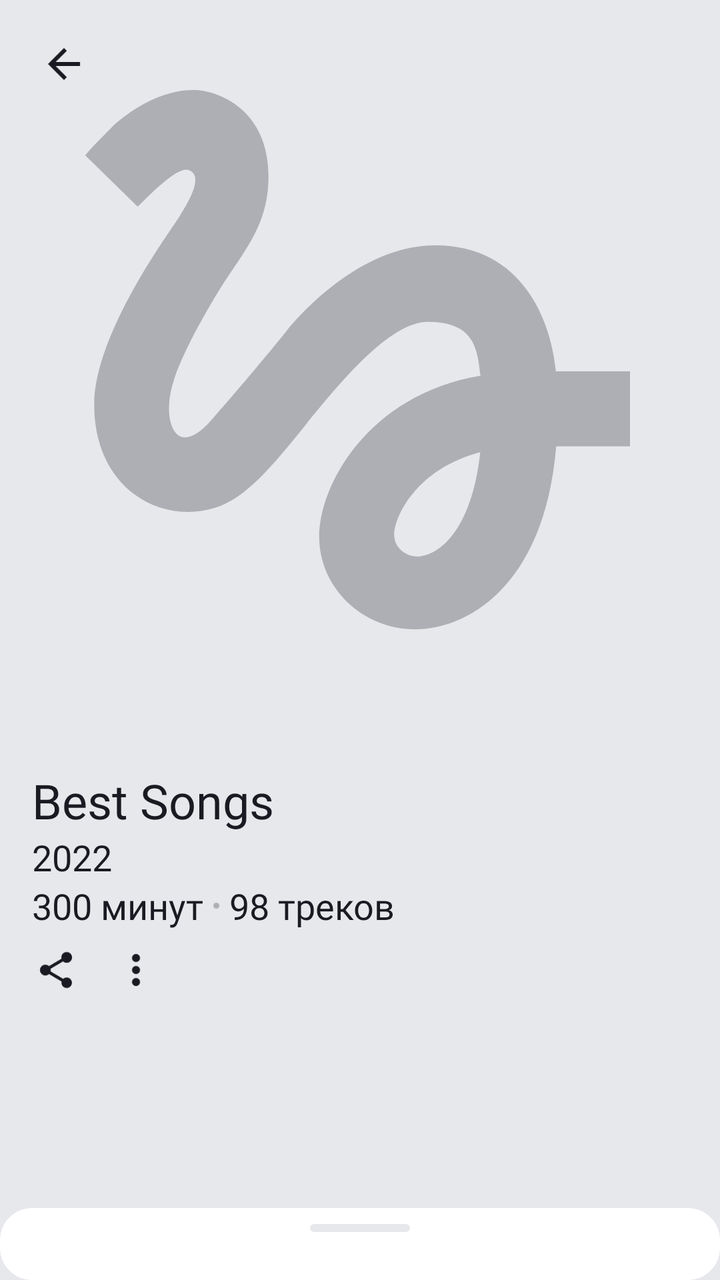
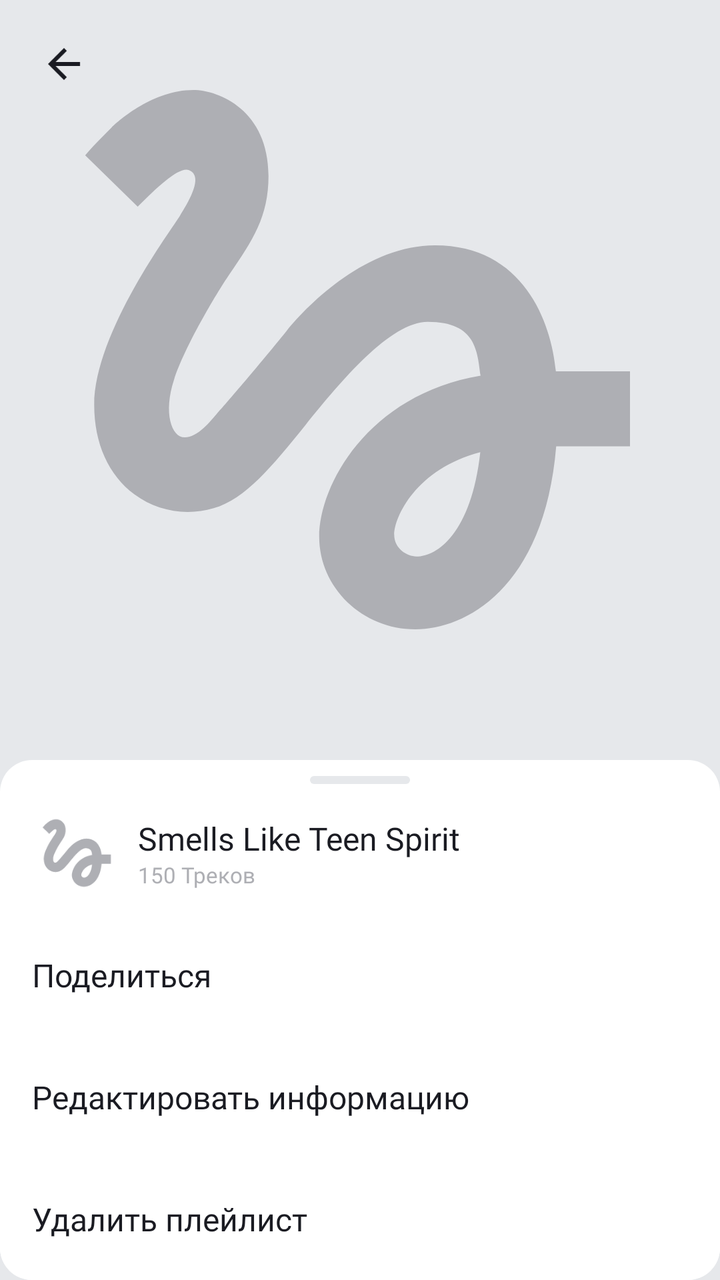

Two renders of the same Android screen: before a commit and after it. Below are the layout's source before the change and the commit's diff.
<!-- AndroidManifest.xml: application theme Theme.MaterialComponents.DayNight.NoActionBar -->
<!-- res/layout/fragment_playlist_inside.xml -->
<?xml version="1.0" encoding="utf-8"?>
<androidx.coordinatorlayout.widget.CoordinatorLayout
    xmlns:android="http://schemas.android.com/apk/res/android"
    xmlns:app="http://schemas.android.com/apk/res-auto"
    xmlns:tools="http://schemas.android.com/tools"
    android:orientation="vertical"
    android:layout_width="match_parent"
    android:layout_height="match_parent">
    <androidx.constraintlayout.widget.ConstraintLayout
        android:layout_width="match_parent"
        android:layout_height="match_parent"
        android:background="@color/yp_light_grey">


        <ImageView
            android:scaleType="centerCrop"
            android:id="@+id/imageView"
            android:layout_width="match_parent"
            android:layout_height="0dp"
            android:maxHeight="360dp"
            android:src="@drawable/bigplaceholder"
            app:layout_constraintDimensionRatio="h,1:1"
            app:layout_constraintEnd_toEndOf="parent"
            app:layout_constraintStart_toStartOf="parent"
            app:layout_constraintTop_toTopOf="parent" />

        <com.google.android.material.appbar.MaterialToolbar
            android:id="@+id/tool_bar"
            style="@style/Toolbar.TitleText"
            android:layout_width="wrap_content"
            android:layout_height="wrap_content"
            app:titleTextAppearance="@style/Toolbar.TitleText"
            android:padding="4dp"
            app:layout_constraintStart_toStartOf="parent"
            app:layout_constraintTop_toTopOf="parent"
            app:navigationIcon="@drawable/arrow_back">
        </com.google.android.material.appbar.MaterialToolbar>

        <TextView
            android:id="@+id/textName"
            android:textColor="@color/YPblack"
            android:layout_width="match_parent"
            android:layout_height="wrap_content"
            android:layout_marginTop="24dp"
            android:layout_marginHorizontal="16dp"
            android:fontFamily="@font/ys_display_bold"
            android:text="Best Songs"
            android:textSize="24sp"
            app:layout_constraintEnd_toEndOf="parent"
            app:layout_constraintStart_toStartOf="parent"
            app:layout_constraintTop_toBottomOf="@+id/imageView" />

        <TextView
            android:id="@+id/textYear"
            android:textColor="@color/YPblack"
            android:layout_width="match_parent"
            android:layout_height="wrap_content"
            android:layout_marginHorizontal="16dp"
            android:fontFamily="@font/ys_display_regular"
            android:text="2022"
            android:textSize="18sp"
            app:layout_constraintEnd_toEndOf="parent"
            app:layout_constraintStart_toStartOf="parent"
            app:layout_constraintTop_toBottomOf="@+id/textName" />

        <TextView
            android:id="@+id/textMinutes"
            android:textColor="@color/YPblack"
            android:layout_width="wrap_content"
            android:layout_height="wrap_content"
            android:layout_marginHorizontal="16dp"
            android:fontFamily="@font/ys_display_regular"
            android:text="300 минут"
            android:drawableEnd="@drawable/point"
            android:textSize="18sp"
            app:layout_constraintStart_toStartOf="parent"
            app:layout_constraintTop_toBottomOf="@+id/textYear" />

        <TextView
            android:id="@+id/textCountOfTracks"
            android:textColor="@color/YPblack"
            android:layout_width="wrap_content"
            android:layout_height="wrap_content"
            android:fontFamily="@font/ys_display_regular"
            android:text="98 треков"
            android:textSize="18sp"
            app:layout_constraintStart_toEndOf="@+id/textMinutes"
            app:layout_constraintTop_toBottomOf="@+id/textYear" />

        <ImageView
            android:id="@+id/btbShare"
            android:layout_width="wrap_content"
            android:layout_height="wrap_content"
            android:src="@drawable/share_black"
            android:layout_marginStart="16dp"
            android:layout_marginTop="8dp"
            app:layout_constraintStart_toStartOf="parent"
            app:layout_constraintTop_toBottomOf="@+id/textMinutes" />

        <ImageView
            android:id="@+id/btnPoints"
            android:layout_width="wrap_content"
            android:layout_height="wrap_content"
            android:src="@drawable/three_points"
            android:layout_marginStart="16dp"
            android:layout_marginTop="8dp"
            app:layout_constraintStart_toEndOf="@id/btbShare"
            app:layout_constraintTop_toBottomOf="@+id/textMinutes" />



    </androidx.constraintlayout.widget.ConstraintLayout>

    <LinearLayout
        android:id="@+id/standard_bottom_sheet"
        android:layout_width="match_parent"
        android:layout_height="wrap_content"
        android:background="@drawable/bottom_sheet"
        android:orientation="vertical"
        android:paddingHorizontal="16dp"
        app:behavior_hideable="false"
        app:behavior_peekHeight="220dp"
        app:layout_behavior="com.google.android.material.bottomsheet.BottomSheetBehavior">

        <View
            android:layout_width="50dp"
            android:layout_height="4dp"
            android:layout_gravity="center"
            android:layout_marginTop="8dp"
            android:background="@drawable/rounder" />

        <androidx.recyclerview.widget.RecyclerView
            android:id="@+id/recycle"
            android:layout_marginTop="24dp"
            android:visibility="visible"
            android:layout_width="wrap_content"
            android:layout_height="wrap_content"
            />
    </LinearLayout>

</androidx.coordinatorlayout.widget.CoordinatorLayout>
<!-- resources referenced by this layout -->
<resources>
  <color name="YPblack">#1A1B22</color>
  <color name="yp_light_grey">#E6E8EB</color>
  <!-- drawable arrow_back (drawable) -->
  <vector xmlns:android="http://schemas.android.com/apk/res/android"
      android:width="24dp"
      android:height="24dp"
      android:viewportWidth="24"
      android:viewportHeight="24">
    <group>
      <clip-path
          android:pathData="M0,0h24v24h-24z"/>
      <path
          android:pathData="M20,11H7.83L13.42,5.41L12,4L4,12L12,20L13.41,18.59L7.83,13H20V11Z"
          android:fillColor="#1A1B22"/>
    </group>
  </vector>
  <!-- drawable bottom_sheet (drawable) -->
  <?xml version="1.0" encoding="utf-8"?>
  <shape xmlns:android="http://schemas.android.com/apk/res/android">
  
      <corners android:radius="16dp"/>
      <solid android:color="@color/white"/>
  </shape>
  <!-- drawable point (drawable) -->
  <vector xmlns:android="http://schemas.android.com/apk/res/android"
      android:width="13dp"
      android:height="13dp"
      android:viewportWidth="13"
      android:viewportHeight="13">
    <path
        android:pathData="M6.5,6.5m-1.5,0a1.5,1.5 0,1 1,3 0a1.5,1.5 0,1 1,-3 0"
        android:fillColor="#AEAFB4"/>
  </vector>
  <!-- drawable rounder (drawable) -->
  <?xml version="1.0" encoding="utf-8"?>
  <shape xmlns:android="http://schemas.android.com/apk/res/android">
      <solid android:color="@color/yp_light_grey"/>
      <corners android:radius="44dp"/>
      <size android:width="50dp"
          android:height="4dp"/>
  
  </shape>
  <style name="Toolbar.TitleText" parent="TextAppearance.Widget.AppCompat.Toolbar.Title">
          <item name="android:textSize">22sp</item>
          <item name="fontFamily">@font/ys_display_medium</item>
          <item name="android:textColor">@color/YPblack</item>
          <item name="navigationIconTint">@color/YPblack</item>
      </style>
  <color name="white">#FFFFFFFF</color>
  <!-- unchanged entries left out for length: 3 -->
</resources>

<!-- the commit's change to res/layout/fragment_playlist_inside.xml (unified diff, before → after) -->
@@ -111,6 +111,9 @@
 
     </androidx.constraintlayout.widget.ConstraintLayout>
 
+
+
+
     <LinearLayout
         android:id="@+id/standard_bottom_sheet"
         android:layout_width="match_parent"
@@ -138,4 +141,101 @@
             />
     </LinearLayout>
 
+    <LinearLayout
+        android:id="@+id/setting_bottom_sheet"
+        android:layout_width="match_parent"
+        android:layout_height="wrap_content"
+        android:background="@drawable/bottom_sheet"
+        android:orientation="vertical"
+        android:paddingHorizontal="16dp"
+        app:behavior_hideable="true"
+        app:behavior_peekHeight="460dp"
+        app:layout_behavior="com.google.android.material.bottomsheet.BottomSheetBehavior">
+
+        <View
+            android:layout_width="50dp"
+            android:layout_height="4dp"
+            android:layout_gravity="center"
+            android:layout_marginTop="8dp"
+            android:background="@drawable/rounder" />
+
+        <LinearLayout
+            android:layout_marginTop="12dp"
+            android:layout_width="match_parent"
+            android:gravity="start"
+            android:layout_height="wrap_content"
+            android:orientation="horizontal">
+            <ImageView
+                android:id="@+id/playlist_image"
+                android:scaleType="centerCrop"
+                android:src="@drawable/placeholder"
+                android:layout_width="45dp"
+                android:layout_height="45dp"
+                android:layout_gravity="center_vertical"/>
+
+            <LinearLayout
+                android:paddingLeft="8dp"
+                android:layout_gravity="center_vertical"
+                android:layout_width="wrap_content"
+                android:layout_height="wrap_content"
+                android:orientation="vertical">
+                <TextView
+                    android:id="@+id/playlist_name"
+                    style="@style/TrackCardNameTrack"
+                    android:layout_width="wrap_content"
+                    android:layout_height="wrap_content"
+                    android:text="Smells Like Teen Spirit"
+                    android:textSize="@dimen/small_text"
+                    android:fontFamily="@font/ys_display_regular"/>
+                <LinearLayout
+                    android:layout_width="wrap_content"
+                    android:layout_height="wrap_content"
+                    android:orientation="horizontal">
+                    <TextView
+                        android:id="@+id/playlist_count_tracks"
+                        style="@style/TrackCardNameBandAndTime"
+                        android:layout_width="wrap_content"
+                        android:layout_height="wrap_content"
+                        android:maxLength="40"
+                        android:maxLines="1"
+                        android:text="150 Треков"
+                        android:textSize="@dimen/smallest_text"
+                        android:fontFamily="@font/ys_display_regular"/>
+
+                </LinearLayout>
+            </LinearLayout>
+
+        </LinearLayout>
+
+        <TextView
+            android:id="@+id/btn_share"
+            android:layout_marginTop="8dp"
+            android:layout_width="wrap_content"
+            android:layout_height="61dp"
+            android:gravity="center_vertical"
+            style="@style/PlaceholderText"
+            android:textSize="16dp"
+            android:fontFamily="@font/ys_display_regular"
+            android:text="@string/shareone"/>
+        <TextView
+            android:id="@+id/btn_redaction"
+            android:layout_width="wrap_content"
+            android:layout_height="61dp"
+            android:gravity="center_vertical"
+            style="@style/PlaceholderText"
+            android:textSize="16dp"
+            android:fontFamily="@font/ys_display_regular"
+            android:text="@string/redactioninfo"/>
+        <TextView
+            android:id="@+id/btn_delete"
+            android:layout_width="wrap_content"
+            android:layout_height="61dp"
+            android:gravity="center_vertical"
+            style="@style/PlaceholderText"
+            android:textSize="16dp"
+            android:fontFamily="@font/ys_display_regular"
+            android:text="@string/delete_playlist"/>
+
+    </LinearLayout>
+
 </androidx.coordinatorlayout.widget.CoordinatorLayout>
<!-- resource entries referenced after the edit -->
@@ -2,6 +2,8 @@
 <resources>
   <color name="YPblack">#1A1B22</color>
   <color name="yp_light_grey">#E6E8EB</color>
+  <dimen name="small_text">16sp</dimen>
+  <dimen name="smallest_text">11sp</dimen>
   <!-- drawable arrow_back (drawable) -->
   <vector xmlns:android="http://schemas.android.com/apk/res/android"
       android:width="24dp"
@@ -23,6 +25,20 @@
       <corners android:radius="16dp"/>
       <solid android:color="@color/white"/>
   </shape>
+  <!-- drawable placeholder (drawable) -->
+  <vector xmlns:android="http://schemas.android.com/apk/res/android"
+      android:width="45dp"
+      android:height="45dp"
+      android:viewportWidth="45"
+      android:viewportHeight="45">
+    <group>
+      <clip-path
+          android:pathData="M0,0h45v45h-45z"/>
+      <path
+          android:pathData="M8.606,12.919C9.919,11.587 11.231,10.387 11.813,10.631C12.75,11.006 11.813,12.563 11.25,13.481C10.781,14.269 5.888,20.775 5.888,25.313C5.888,27.712 6.788,29.7 8.4,30.9C9.806,31.95 11.663,32.269 13.35,31.763C15.356,31.181 17.006,29.138 19.087,26.569C21.356,23.775 24.394,20.119 26.737,20.119C29.794,20.119 29.831,22.013 30.038,23.475C22.95,24.675 19.95,30.356 19.95,33.544C19.95,36.731 22.65,39.338 25.969,39.338C29.025,39.338 34.013,36.844 34.763,27.9H39.375V23.212H34.744C34.463,20.119 32.7,15.337 27.188,15.337C22.969,15.337 19.35,18.919 17.925,20.663C16.837,22.031 14.063,25.313 13.631,25.763C13.163,26.325 12.356,27.337 11.55,27.337C10.706,27.337 10.2,25.781 10.875,23.737C11.531,21.694 13.5,18.375 14.344,17.138C15.806,15 16.781,13.538 16.781,10.988C16.781,6.919 13.706,5.625 12.075,5.625C9.6,5.625 7.444,7.5 6.975,7.969C6.3,8.644 5.738,9.206 5.325,9.712L8.606,12.919ZM26.025,34.781C25.444,34.781 24.638,34.294 24.638,33.431C24.638,32.306 26.006,29.306 30.019,28.256C29.456,33.3 27.337,34.781 26.025,34.781Z"
+          android:fillColor="#AEAFB4"/>
+    </group>
+  </vector>
   <!-- drawable point (drawable) -->
   <vector xmlns:android="http://schemas.android.com/apk/res/android"
       android:width="13dp"
@@ -42,13 +58,27 @@
           android:height="4dp"/>
   
   </shape>
+  <string name="delete_playlist">Удалить плейлист</string>
+  <string name="redactioninfo">Редактировать информацию</string>
+  <string name="shareone">Поделиться</string>
+  <style name="PlaceholderText">
+          <item name="android:textColor">@color/YPblack</item>
+      </style>
   <style name="Toolbar.TitleText" parent="TextAppearance.Widget.AppCompat.Toolbar.Title">
           <item name="android:textSize">22sp</item>
           <item name="fontFamily">@font/ys_display_medium</item>
           <item name="android:textColor">@color/YPblack</item>
           <item name="navigationIconTint">@color/YPblack</item>
       </style>
+  <style name="TrackCardNameBandAndTime">
+          <item name="android:textColor">@color/yp_text_grey</item>
+          <item name="drawableTint">@color/yp_text_grey</item>
+      </style>
+  <style name="TrackCardNameTrack">
+          <item name="android:textColor">@color/YPblack</item>
+      </style>
   <color name="white">#FFFFFFFF</color>
+  <color name="yp_text_grey">#AEAFB4</color>
   <!-- unchanged entries left out for length: 3 -->
 </resources>
 
